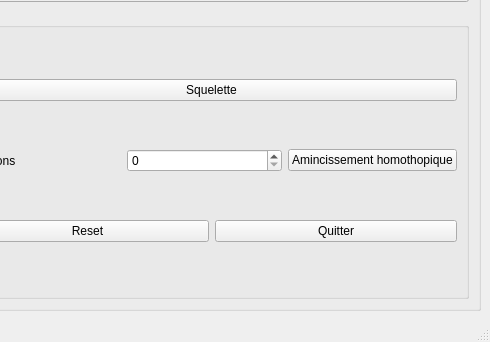
Old version of the form form.ui in the repository IvesChatelin/analyse_image_qt; both pictures show x 612 to 1102 and y 301 to 643 of the 1102 by 643 pixel window.
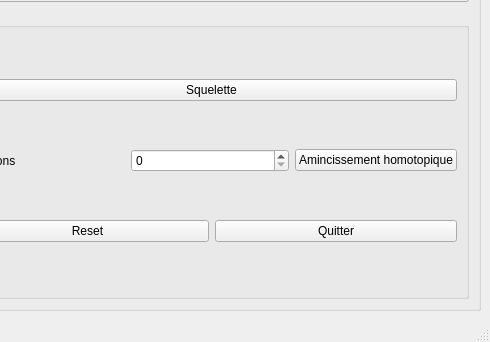
New version of the form.

What changed in the file:
```diff
--- a/form.ui
+++ b/form.ui
@@ -125,7 +125,7 @@
               <item>
                <widget class="QPushButton" name="btn_amin_homtho">
                 <property name="text">
-                 <string>Amincissement homothopique</string>
+                 <string>Amincissement homotopique</string>
                 </property>
                </widget>
               </item>
```
